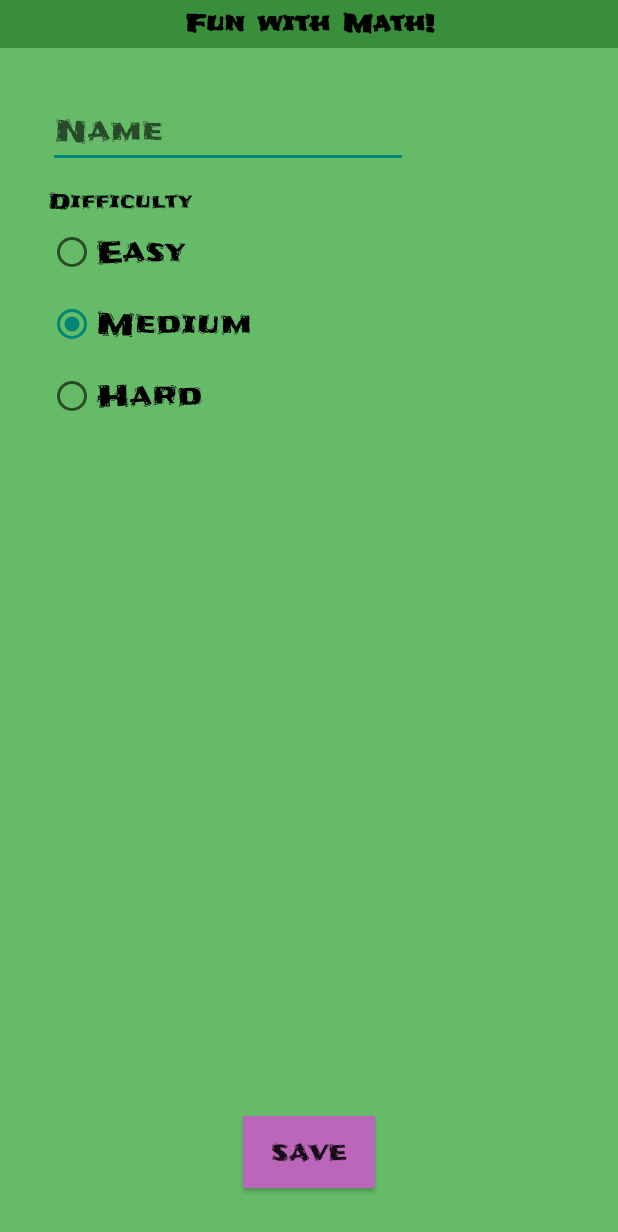
After one commit to jonasbondesson84/ma23_kotlin_simpleMath, an Android app: the settingsActivity screen opened directly, with no data from a screen before it, on a phone screen of 412 x 824 dp. The commit adds this screen. Shown: the top 1232 px of the screen. Run offline under Robolectric (Android 15) with nearby library versions, the phone set to English and light mode, and no system bars.

Commit message:
added settingspage and difficulty

```diff
--- a/app/src/main/AndroidManifest.xml
+++ b/app/src/main/AndroidManifest.xml
@@ -12,6 +12,9 @@
         android:supportsRtl="true"
         android:theme="@style/Theme.SimpleMath"
         tools:targetApi="31">
+        <activity
+            android:name=".settingsActivity"
+            android:exported="false" />
         <activity
             android:name=".highScoreActivity"
             android:exported="false" />
--- /dev/null
+++ b/app/src/main/java/com/example/simplemath/settingsActivity.kt
@@ -0,0 +1,32 @@
+package com.example.simplemath
+
+import android.os.Bundle
+import android.widget.Button
+import android.widget.EditText
+import android.widget.RadioButton
+import android.widget.RadioGroup
+import androidx.appcompat.app.AppCompatActivity
+
+class settingsActivity : AppCompatActivity() {
+    override fun onCreate(savedInstanceState: Bundle?) {
+        super.onCreate(savedInstanceState)
+        setContentView(R.layout.activity_settings)
+
+        val btnSave: Button = findViewById(R.id.btnSave)
+        val edtName: EditText = findViewById(R.id.edtName)
+        val rgDifficulty: RadioGroup = findViewById(R.id.rgDifficulty)
+
+
+        btnSave.setOnClickListener() {
+            val sharedPreferences = getSharedPreferences("minSharedPref", MODE_PRIVATE)
+            val editor = sharedPreferences.edit()
+
+            editor.putString("Name", edtName.text.toString() ?: "unknown")
+            val checkedButtonID = rgDifficulty.checkedRadioButtonId
+            val difficultyNumber = rgDifficulty.indexOfChild(findViewById<RadioButton>(checkedButtonID))
+            editor.putInt("Difficulty", difficultyNumber)
+            editor.apply()
+            finish()
+        }
+    }
+}
--- a/app/src/main/res/layout/activity_game.xml
+++ b/app/src/main/res/layout/activity_game.xml
@@ -102,10 +102,10 @@
 
         <TextView
             android:id="@+id/tvNumber"
-            android:layout_width="wrap_content"
+            android:layout_width="match_parent"
             android:layout_height="64dp"
             android:fontFamily="@font/frijole"
-            android:text=" 1 + 2 ="
+            android:text="49+49="
             android:textAlignment="center"
             android:textColor="@color/black"
             android:textSize="50sp"
--- /dev/null
+++ b/app/src/main/res/layout/activity_settings.xml
@@ -0,0 +1,96 @@
+<?xml version="1.0" encoding="utf-8"?>
+<androidx.constraintlayout.widget.ConstraintLayout xmlns:android="http://schemas.android.com/apk/res/android"
+    xmlns:app="http://schemas.android.com/apk/res-auto"
+    xmlns:tools="http://schemas.android.com/tools"
+    android:layout_width="match_parent"
+    android:layout_height="match_parent"
+    android:background="@color/primary_color"
+    tools:context=".settingsActivity">
+
+    <TextView
+        android:id="@+id/tvTop"
+        android:layout_width="match_parent"
+        android:layout_height="32dp"
+        android:background="@color/secondary_color"
+        android:fontFamily="@font/frijole"
+        android:paddingTop="4dp"
+        android:text="@string/app_name"
+        android:textAlignment="center"
+        android:textColor="@color/black"
+        android:textSize="16sp"
+        android:textStyle="bold"
+        app:layout_constraintEnd_toEndOf="parent"
+        app:layout_constraintStart_toStartOf="parent"
+        app:layout_constraintTop_toTopOf="parent" />
+
+    <EditText
+        android:id="@+id/edtName"
+        android:layout_width="240dp"
+        android:layout_height="48dp"
+        android:layout_marginStart="32dp"
+        android:layout_marginTop="32dp"
+        android:ems="10"
+        android:fontFamily="@font/frijole"
+        android:hint="@string/name"
+        android:inputType="text"
+        android:text=""
+        android:textSize="20sp"
+        app:layout_constraintStart_toStartOf="parent"
+        app:layout_constraintTop_toBottomOf="@+id/tvTop" />
+
+    <RadioGroup
+        android:id="@+id/rgDifficulty"
+        android:layout_width="260dp"
+        android:layout_height="300dp"
+        android:layout_marginTop="32dp"
+        app:layout_constraintStart_toStartOf="@+id/edtName"
+        app:layout_constraintTop_toBottomOf="@+id/edtName">
+
+        <RadioButton
+            android:id="@+id/radioButton"
+            android:layout_width="match_parent"
+            android:layout_height="48dp"
+            android:fontFamily="@font/frijole"
+            android:text="@string/easy"
+            android:textSize="20sp" />
+
+        <RadioButton
+            android:id="@+id/radioButton2"
+            android:layout_width="match_parent"
+            android:layout_height="48dp"
+            android:checked="true"
+            android:fontFamily="@font/frijole"
+            android:text="@string/medium"
+            android:textSize="20sp" />
+
+        <RadioButton
+            android:id="@+id/radioButton3"
+            android:layout_width="match_parent"
+            android:layout_height="48dp"
+            android:fontFamily="@font/frijole"
+            android:text="@string/hard"
+            android:textSize="20sp" />
+    </RadioGroup>
+
+    <TextView
+        android:id="@+id/textView2"
+        android:layout_width="wrap_content"
+        android:layout_height="wrap_content"
+        android:fontFamily="@font/frijole"
+        android:text="@string/difficulty"
+        android:textColor="@color/black"
+        app:layout_constraintBottom_toTopOf="@+id/rgDifficulty"
+        app:layout_constraintStart_toStartOf="@+id/rgDifficulty" />
+
+    <Button
+        android:id="@+id/btnSave"
+        android:layout_width="wrap_content"
+        android:layout_height="wrap_content"
+        android:layout_marginBottom="32dp"
+        android:background="@color/complementary_color"
+        android:fontFamily="@font/frijole"
+        android:text="@string/save"
+        app:layout_constraintBottom_toBottomOf="parent"
+        app:layout_constraintEnd_toEndOf="parent"
+        app:layout_constraintStart_toStartOf="parent" />
+</androidx.constraintlayout.widget.ConstraintLayout>
--- a/app/src/main/res/values/strings.xml
+++ b/app/src/main/res/values/strings.xml
@@ -9,6 +9,12 @@
     <string name="back">Back</string>
     <string name="play">Play</string>
     <string name="highScore">Highscore</string>
+    <string name="name">Name</string>
+    <string name="difficulty">Difficulty</string>
+    <string name="easy">Easy</string>
+    <string name="medium">Medium</string>
+    <string name="hard">Hard</string>
+    <string name="save">Save</string>
 
 
 </resources>
```
Also changed, not shown: app/src/main/java/com/example/simplemath/MainActivity.kt (+24 -9 lines), app/src/main/java/com/example/simplemath/gameActivity.kt (+32 -11 lines), app/src/main/res/layout/activity_main.xml (+8 -7 lines), 1 other file.
